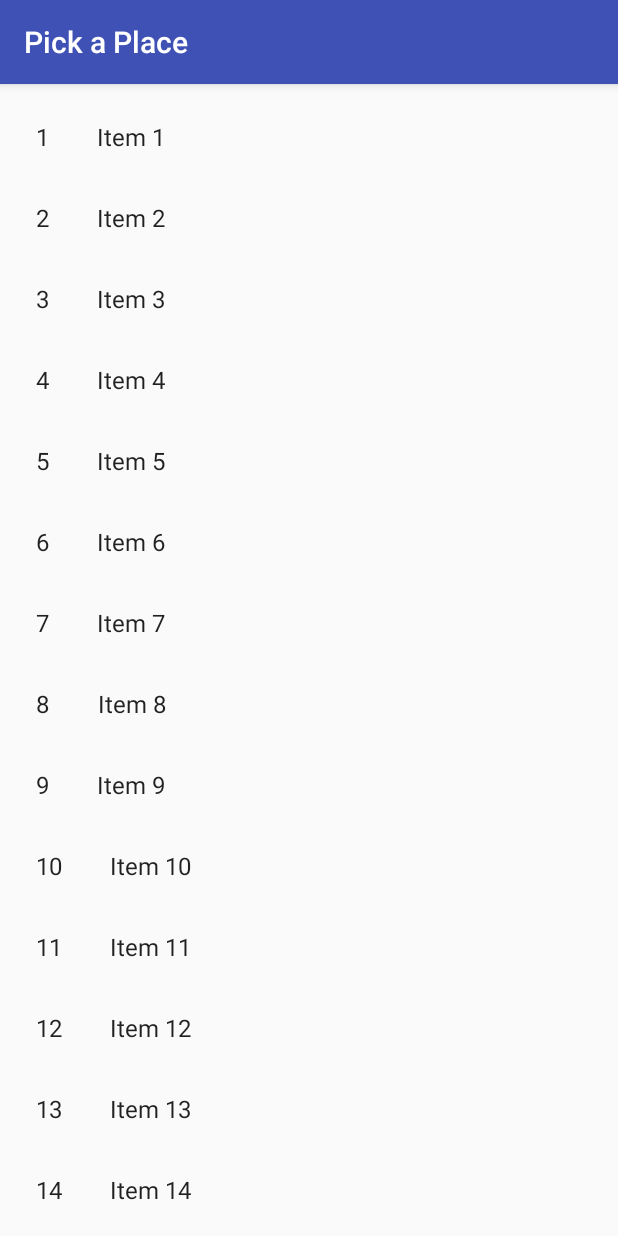
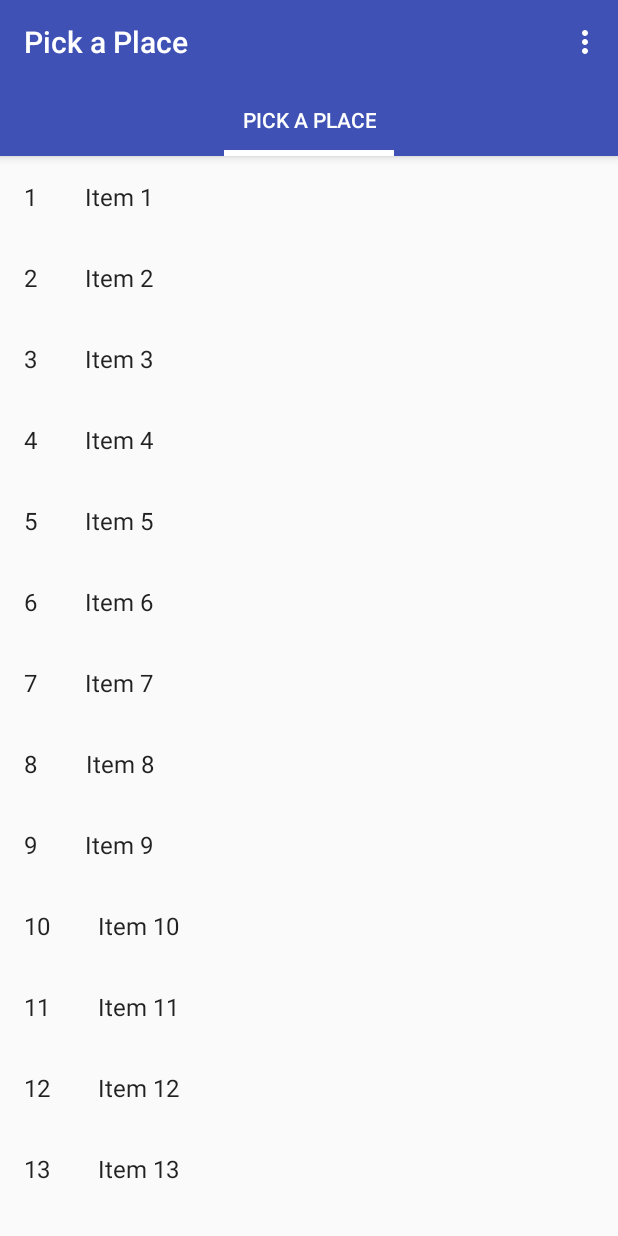
Before and after one commit to jcarcamo/pick-a-place-android, an Android app: the screen it shows after launch once a user with an empty profile is signed in (FacebookFriendsActivity before the commit, HomeActivity after it), on a phone screen of 412 x 824 dp. Run offline under Robolectric (Android 15) with nearby library versions, the phone set to English and light mode, and no system bars; our stand-ins replace Firebase (no records; nobody signed in at launch, a user with empty details on screens opened directly); libraries missing offline, so code that uses them is left out: com.facebook, com.facebook.login; 8 statements that could not run were skipped.

Commit message:
Added toolbar

```diff
--- a/app/build.gradle
+++ b/app/build.gradle
@@ -34,6 +34,9 @@ dependencies {
 
     apply plugin: 'com.google.gms.google-services'
     compile 'com.android.support:appcompat-v7:25.3.1'
+    compile 'com.android.support:support-v4:25.3.1'
+    compile 'com.android.support:design:25.3.1'
+    compile 'com.android.support:recyclerview-v7:25.3.1'
     compile 'com.android.support.constraint:constraint-layout:1.0.2'
     compile 'com.fasterxml.jackson.core:jackson-core:2.8.6'
     compile 'com.fasterxml.jackson.core:jackson-annotations:2.8.6'
@@ -41,7 +44,6 @@ dependencies {
     compile 'com.google.firebase:firebase-database:10.2.1'
     compile 'com.google.firebase:firebase-auth:10.2.1'
     compile 'com.facebook.android:facebook-android-sdk:4.+'
-    compile 'com.android.support:support-v4:25.3.1'
-    compile 'com.android.support:recyclerview-v7:25.3.1'
+
     testCompile 'junit:junit:4.12'
 }
--- a/app/src/main/AndroidManifest.xml
+++ b/app/src/main/AndroidManifest.xml
@@ -15,7 +15,7 @@
 
         <uses-permission android:name="android.permission.INTERNET" />
 
-        <activity android:name=".LoginActivity" android:theme="@style/ThemeOverlay.MyNoTitleActivity" >
+        <activity android:name=".LoginActivity" android:theme="@style/AppTheme.NoActionBar" >
             <intent-filter>
                 <action android:name="android.intent.action.MAIN" />
 
@@ -35,7 +35,8 @@
                 <data android:scheme="@string/fb_login_protocol_scheme" />
             </intent-filter>
         </activity>
-        <activity android:name=".FacebookFriendsActivity"></activity>
+        <activity android:name=".HomeActivity"
+            android:theme="@style/AppTheme.NoActionBar"/>
     </application>
 
 </manifest>
--- a/app/src/main/java/md/jcarcamo/pickaplace/FacebookFriendsActivity.java
+++ /dev/null
@@ -1,54 +0,0 @@
-package md.jcarcamo.pickaplace;
-
-import android.content.Intent;
-import android.os.Parcelable;
-import android.support.v4.app.Fragment;
-import android.support.v7.app.AppCompatActivity;
-import android.os.Bundle;
-import android.view.MenuItem;
-
-import com.facebook.login.LoginManager;
-import com.google.firebase.auth.FirebaseAuth;
-
-import md.jcarcamo.pickaplace.dummy.DummyContent;
-
-public class FacebookFriendsActivity extends AppCompatActivity implements FacebookFriendsFragment.OnListFragmentInteractionListener {
-    private FirebaseAuth mAuth;
-    @Override
-    protected void onCreate(Bundle savedInstanceState) {
-        super.onCreate(savedInstanceState);
-        setContentView(R.layout.activity_facebook_friends);
-        mAuth = FirebaseAuth.getInstance();
-    }
-
-    @Override
-    public boolean onOptionsItemSelected(MenuItem item) {
-        // Handle item selection
-        switch (item.getItemId()) {
-            case R.id.signoutItem:
-                signOut();
-                return true;
-            default:
-                return super.onOptionsItemSelected(item);
-        }
-    }
-
-    public void signOut() {
-        if(mAuth.getCurrentUser() != null) {
-            mAuth.signOut();
-            LoginManager.getInstance().logOut();
-        }
-
-    }
-    @Override
-
-    public void onListFragmentInteraction(DummyContent.DummyItem item) {
-        System.out.println("Interact!");
-        Intent result = new Intent();
-        //Parcelable parcel = Parcels.wrap(item);
-        //result.putExtra("LLOOKUP", parcel);
-        setResult(RESULT_OK, result);
-        finish();
-    }
-
-}
--- /dev/null
+++ b/app/src/main/java/md/jcarcamo/pickaplace/HomeActivity.java
@@ -0,0 +1,81 @@
+package md.jcarcamo.pickaplace;
+
+import android.content.Intent;
+import android.support.design.widget.TabLayout;
+import android.support.v4.view.ViewPager;
+import android.support.v7.app.AppCompatActivity;
+import android.os.Bundle;
+import android.support.v7.widget.Toolbar;
+import android.view.Menu;
+import android.view.MenuInflater;
+import android.view.MenuItem;
+
+import com.facebook.login.LoginManager;
+import com.google.firebase.auth.FirebaseAuth;
+
+import md.jcarcamo.pickaplace.dummy.DummyContent;
+import md.jcarcamo.pickaplace.utils.ViewPagerAdapter;
+
+public class HomeActivity extends AppCompatActivity implements FacebookFriendsFragment.OnListFragmentInteractionListener {
+    private FirebaseAuth mAuth;
+    ViewPager viewPager;
+    ViewPagerAdapter pagerAdapter;
+    CharSequence Titles[] = {"Pick a Place"};
+    int Numboftabs = 1;
+    @Override
+    protected void onCreate(Bundle savedInstanceState) {
+        super.onCreate(savedInstanceState);
+        setContentView(R.layout.activity_home);
+        mAuth = FirebaseAuth.getInstance();
+        // Creating The ViewPagerAdapter and Passing Fragment Manager, Titles fot the Tabs and Number Of Tabs.
+        pagerAdapter = new ViewPagerAdapter(getSupportFragmentManager(), Titles, Numboftabs);
+
+        // Assigning ViewPager View and setting the adapter
+        viewPager = (ViewPager) findViewById(R.id.viewPager);
+        viewPager.setAdapter(pagerAdapter);
+
+        TabLayout tabLayout = (TabLayout) findViewById(R.id.tabLayout);
+        tabLayout.setupWithViewPager(viewPager);
+        Toolbar toolbar = (Toolbar) findViewById(R.id.toolbar);
+        setSupportActionBar(toolbar);
+    }
+
+    @Override
+    public boolean onCreateOptionsMenu(Menu menu) {
+        MenuInflater inflater = getMenuInflater();
+        inflater.inflate(R.menu.menus, menu);
+        return true;
+    }
+
+    @Override
+    public boolean onOptionsItemSelected(MenuItem item) {
+        // Handle item selection
+        switch (item.getItemId()) {
+            case R.id.signoutItem:
+                signOut();
+                return true;
+            default:
+                return super.onOptionsItemSelected(item);
+        }
+    }
+
+    public void signOut() {
+        if(mAuth.getCurrentUser() != null) {
+            mAuth.signOut();
+            LoginManager.getInstance().logOut();
+        }
+        finish();
+
+    }
+    @Override
+
+    public void onListFragmentInteraction(DummyContent.DummyItem item) {
+        System.out.println("Interact!");
+        Intent result = new Intent();
+        //Parcelable parcel = Parcels.wrap(item);
+        //result.putExtra("LLOOKUP", parcel);
+        setResult(RESULT_OK, result);
+        finish();
+    }
+
+}
--- a/app/src/main/java/md/jcarcamo/pickaplace/LoginActivity.java
+++ b/app/src/main/java/md/jcarcamo/pickaplace/LoginActivity.java
@@ -195,7 +195,7 @@ public class LoginActivity extends BaseActivity implements
                     }
             );
             gr.executeAsync();
-            Intent loggedIn = new Intent(LoginActivity.this, FacebookFriendsActivity.class);
+            Intent loggedIn = new Intent(LoginActivity.this, HomeActivity.class);
             startActivity(loggedIn);
         } else {
             mStatusTextView.setText(R.string.signed_out);
--- /dev/null
+++ b/app/src/main/java/md/jcarcamo/pickaplace/utils/ViewPagerAdapter.java
@@ -0,0 +1,50 @@
+package md.jcarcamo.pickaplace.utils;
+
+import android.support.v4.app.Fragment;
+import android.support.v4.app.FragmentManager;
+import android.support.v4.app.FragmentStatePagerAdapter;
+
+import md.jcarcamo.pickaplace.FacebookFriendsFragment;
+
+
+public class ViewPagerAdapter extends FragmentStatePagerAdapter {
+
+    CharSequence Titles[]; // This will Store the Titles of the Tabs which are Going to be passed when ViewPagerAdapter is created
+    int NumbOfTabs; // Store the number of tabs, this will also be passed when the ViewPagerAdapter is created
+
+
+    // Build a Constructor and assign the passed Values to appropriate values in the class
+    public ViewPagerAdapter(FragmentManager fm, CharSequence mTitles[], int mNumbOfTabsumb) {
+        super(fm);
+
+        this.Titles = mTitles;
+        this.NumbOfTabs = mNumbOfTabsumb;
+
+    }
+
+    //This method return the fragment for the every position in the View Pager
+    @Override
+    public Fragment getItem(int position) {
+
+        if (position == 0) // if the position is 0 we are returning the First tab
+        {
+            FacebookFriendsFragment fbFriendsList = new FacebookFriendsFragment();
+            return fbFriendsList;
+        }
+        return null;
+    }
+
+    // This method return the titles for the Tabs in the Tab Strip
+
+    @Override
+    public CharSequence getPageTitle(int position) {
+        return Titles[position];
+    }
+
+    // This method return the Number of tabs for the tabs Strip
+
+    @Override
+    public int getCount() {
+        return NumbOfTabs;
+    }
+}
--- a/app/src/main/res/layout/activity_facebook_friends.xml
+++ /dev/null
@@ -1,22 +0,0 @@
-<?xml version="1.0" encoding="utf-8"?>
-<android.support.constraint.ConstraintLayout xmlns:android="http://schemas.android.com/apk/res/android"
-    xmlns:app="http://schemas.android.com/apk/res-auto"
-    xmlns:tools="http://schemas.android.com/tools"
-    android:layout_width="match_parent"
-    android:layout_height="match_parent"
-    tools:context="md.jcarcamo.pickaplace.FacebookFriendsActivity">
-
-    <fragment
-        android:id="@+id/fragment"
-        android:name="md.jcarcamo.pickaplace.FacebookFriendsFragment"
-        android:layout_width="0dp"
-        android:layout_height="0dp"
-        app:layout_constraintTop_toTopOf="parent"
-        android:layout_marginTop="8dp"
-        android:layout_marginLeft="8dp"
-        app:layout_constraintLeft_toLeftOf="parent"
-        android:layout_marginRight="8dp"
-        app:layout_constraintRight_toRightOf="parent"
-        app:layout_constraintBottom_toBottomOf="parent"
-        android:layout_marginBottom="8dp" />
-</android.support.constraint.ConstraintLayout>
--- /dev/null
+++ b/app/src/main/res/layout/activity_home.xml
@@ -0,0 +1,46 @@
+<?xml version="1.0" encoding="utf-8"?>
+<android.support.constraint.ConstraintLayout xmlns:android="http://schemas.android.com/apk/res/android"
+    xmlns:app="http://schemas.android.com/apk/res-auto"
+    xmlns:tools="http://schemas.android.com/tools"
+    android:layout_width="match_parent"
+    android:layout_height="match_parent"
+    tools:context="md.jcarcamo.pickaplace.HomeActivity">
+
+    <android.support.design.widget.AppBarLayout
+        android:id="@+id/appBarLayout2"
+        android:layout_width="0dp"
+        android:layout_height="wrap_content"
+        android:theme="@style/AppTheme.AppBarOverlay"
+        app:layout_constraintLeft_toLeftOf="parent"
+        app:layout_constraintRight_toRightOf="parent"
+        app:layout_constraintTop_toTopOf="parent">
+
+        <android.support.v7.widget.Toolbar
+            android:id="@+id/toolbar"
+            android:layout_width="match_parent"
+            android:layout_height="wrap_content"
+            android:background="?attr/colorPrimary"
+            app:popupTheme="@style/AppTheme.PopupOverlay" />
+
+        <android.support.design.widget.TabLayout
+            android:id="@+id/tabLayout"
+            android:layout_width="match_parent"
+            android:layout_height="wrap_content"
+            app:tabGravity="fill"
+            app:tabIndicatorColor="@android:color/white"
+            app:tabIndicatorHeight="4dp"
+            app:tabSelectedTextColor="@android:color/white"
+            app:tabTextColor="#D1C4E9" />
+
+    </android.support.design.widget.AppBarLayout>
+
+    <android.support.v4.view.ViewPager
+        android:id="@+id/viewPager"
+        android:layout_width="0dp"
+        android:layout_height="0dp"
+        app:layout_constraintTop_toBottomOf="@+id/appBarLayout2"
+        app:layout_constraintLeft_toLeftOf="parent"
+        app:layout_constraintRight_toRightOf="parent"
+        app:layout_constraintBottom_toBottomOf="parent" />
+
+</android.support.constraint.ConstraintLayout>
--- a/app/src/main/res/values/styles.xml
+++ b/app/src/main/res/values/styles.xml
@@ -7,6 +7,15 @@
         <item name="colorPrimaryDark">@color/colorPrimaryDark</item>
         <item name="colorAccent">@color/colorAccent</item>
     </style>
+
+    <style name="AppTheme.NoActionBar">
+        <item name="windowActionBar">false</item>
+        <item name="windowNoTitle">true</item>
+    </style>
+
+    <style name="AppTheme.AppBarOverlay" parent="ThemeOverlay.AppCompat.Dark.ActionBar" />
+
+    <style name="AppTheme.PopupOverlay" parent="ThemeOverlay.AppCompat.Light" />
 
     <!-- Activity with no Title -->
     <style name="ThemeOverlay.MyNoTitleActivity" parent="AppTheme">
--- a/build.gradle
+++ b/build.gradle
@@ -5,7 +5,7 @@ buildscript {
         jcenter()
     }
     dependencies {
-        classpath 'com.android.tools.build:gradle:2.3.2'
+        classpath 'com.android.tools.build:gradle:2.3.3'
         classpath 'com.google.gms:google-services:3.0.0'
         // NOTE: Do not place your application dependencies here; they belong
         // in the individual module build.gradle files
```
